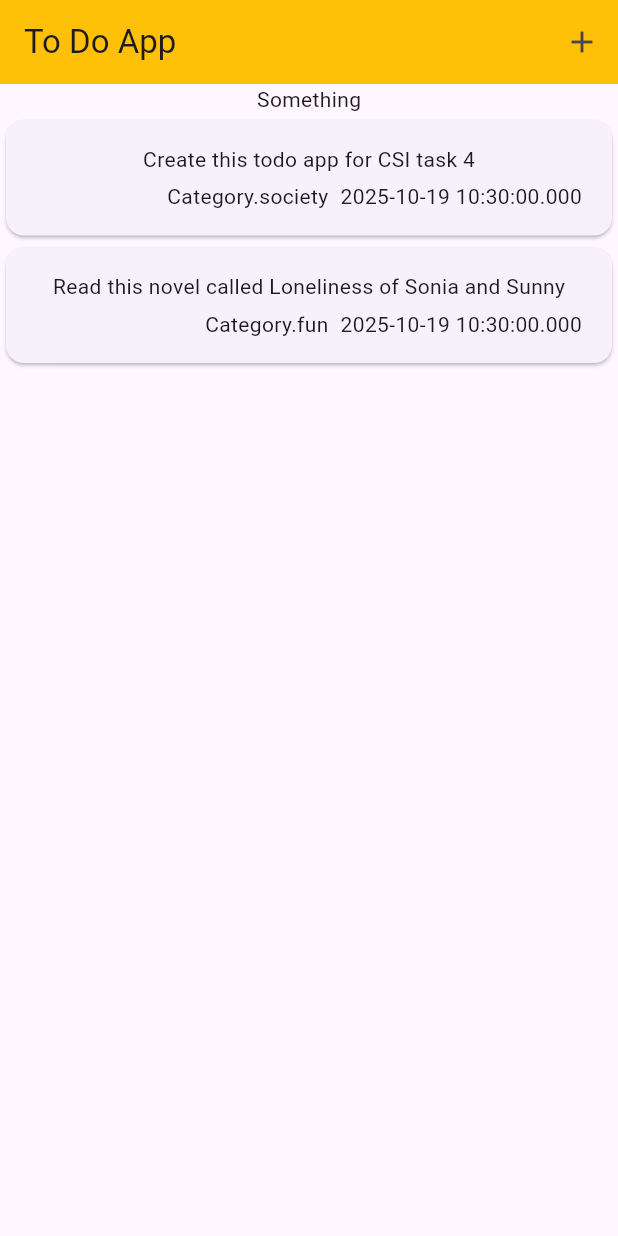
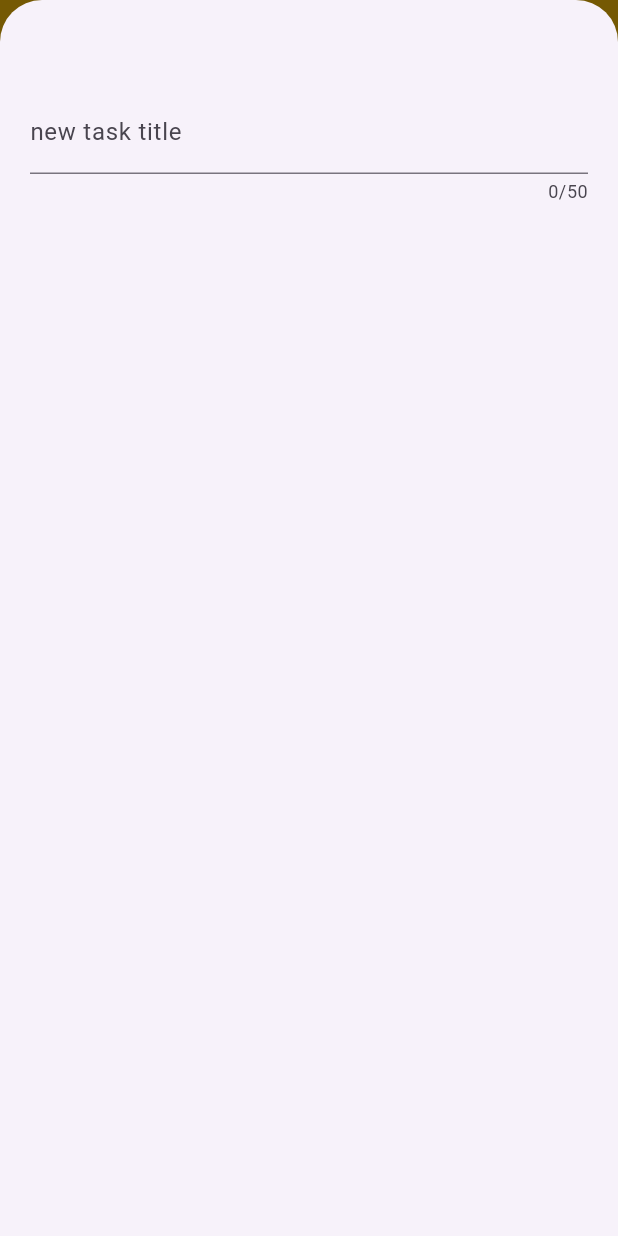
Before and after one commit to CSI-Trainees-25/vivek_24153106_appTask1, a Flutter app: the screen it shows after launch, after a tap on the "add" icon, on a phone screen of 412 x 824 dp. Run offline on Flutter 3.47's test engine with Material 3 defaults, Android fonts, the phone set to English and light mode, and no system bars.

Commit message:
added a basic modal to make the add function working. still to add functions

```diff
--- a/lib/home_page.dart
+++ b/lib/home_page.dart
@@ -1,8 +1,23 @@
 import 'package:flutter/material.dart';
 import 'package:todo_app_csi/tasks.dart';
+import 'package:todo_app_csi/new_task.dart';
 
-class HomePage extends StatelessWidget {
+class HomePage extends StatefulWidget {
   const HomePage({super.key});
+  @override
+  State<HomePage> createState() {
+    return _HomePageState();
+  }
+}
+
+class _HomePageState extends State<HomePage> {
+  void _openModalOverlay() {
+    showModalBottomSheet(
+      isScrollControlled: true,
+      context: context,
+      builder: (ctx) => NewTask(),
+    );
+  }
 
   @override
   Widget build(BuildContext context) {
@@ -11,7 +26,9 @@ class HomePage extends StatelessWidget {
         shadowColor: Colors.black,
         title: const Text('To Do App'),
         backgroundColor: Colors.amber,
-        actions: [IconButton(onPressed: () {}, icon: const Icon(Icons.add))],
+        actions: [
+          IconButton(onPressed: _openModalOverlay, icon: const Icon(Icons.add)),
+        ],
       ),
       body: Tasks(),
     );
--- a/lib/main.dart
+++ b/lib/main.dart
@@ -1,6 +1,7 @@
 import 'package:flutter/material.dart';
 import 'package:todo_app_csi/home_page.dart';
+import 'package:todo_app_csi/splash_screen.dart';
 
 void main() {
-  runApp(MaterialApp(debugShowCheckedModeBanner: false, home: HomePage()));
+  runApp(MaterialApp(debugShowCheckedModeBanner: false, home: SplashScreen()));
 }
--- /dev/null
+++ b/lib/new_task.dart
@@ -0,0 +1,31 @@
+import 'package:flutter/material.dart';
+
+class NewTask extends StatefulWidget {
+  const NewTask({super.key});
+
+  @override
+  State<NewTask> createState() {
+    return _NewTaskState();
+  }
+}
+
+class _NewTaskState extends State<NewTask> {
+  final _titleController = TextEditingController();
+  @override
+  Widget build(BuildContext context) {
+    return Padding(
+      padding: EdgeInsetsGeometry.fromLTRB(20, 60, 20, 20),
+      child: Container(
+        child: Column(
+          children: [
+            TextField(
+              controller: _titleController,
+              maxLength: 50,
+              decoration: const InputDecoration(label: Text('new task title')),
+            ),
+          ],
+        ),
+      ),
+    );
+  }
+}
--- /dev/null
+++ b/lib/splash_screen.dart
@@ -0,0 +1,48 @@
+import 'dart:async';
+import 'package:todo_app_csi/home_page.dart';
+import 'package:flutter/material.dart';
+
+class SplashScreen extends StatefulWidget {
+  const SplashScreen({super.key});
+
+  @override
+  State<SplashScreen> createState() {
+    return SplashScreenState();
+  }
+}
+
+class SplashScreenState extends State<SplashScreen> {
+  @override
+  void initState() {
+    super.initState();
+
+    Timer(Duration(seconds: 2), () {
+      Navigator.pushReplacement(
+        context,
+        MaterialPageRoute(
+          builder: (context) {
+            return HomePage();
+          },
+        ),
+      );
+    });
+  }
+
+  @override
+  Widget build(BuildContext context) {
+    return Scaffold(
+      body: Container(
+        color: Colors.amber,
+        child: Center(
+          child: Column(
+            mainAxisAlignment: MainAxisAlignment.center,
+            children: [
+              Image.asset('assets/magpieIcon.png', height: 200, width: 200),
+              Text('To Do App'),
+            ],
+          ),
+        ),
+      ),
+    );
+  }
+}
--- a/lib/tasks.dart
+++ b/lib/tasks.dart
@@ -12,7 +12,7 @@ class Tasks extends StatefulWidget {
 }
 
 class TasksState extends State {
-  List<Task> _registeredTasks = [
+  final List<Task> _registeredTasks = [
     Task(
       id: 01,
       title: 'Create this todo app for CSI task 4',
@@ -21,7 +21,7 @@ class TasksState extends State {
     ),
     Task(
       id: 02,
-      title: 'Read this novel called Loneliness of Sonia and Sunny',
+      title: 'Complete reading that novel.',
       category: Category.fun,
       date: new DateTime.now(),
     ),
```
